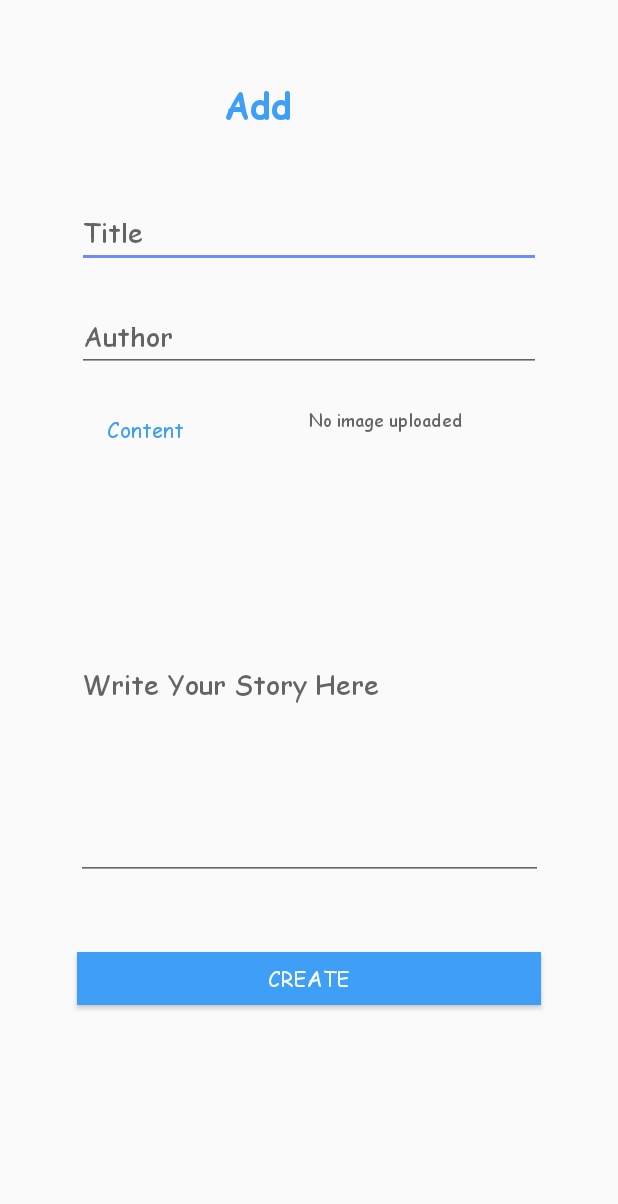
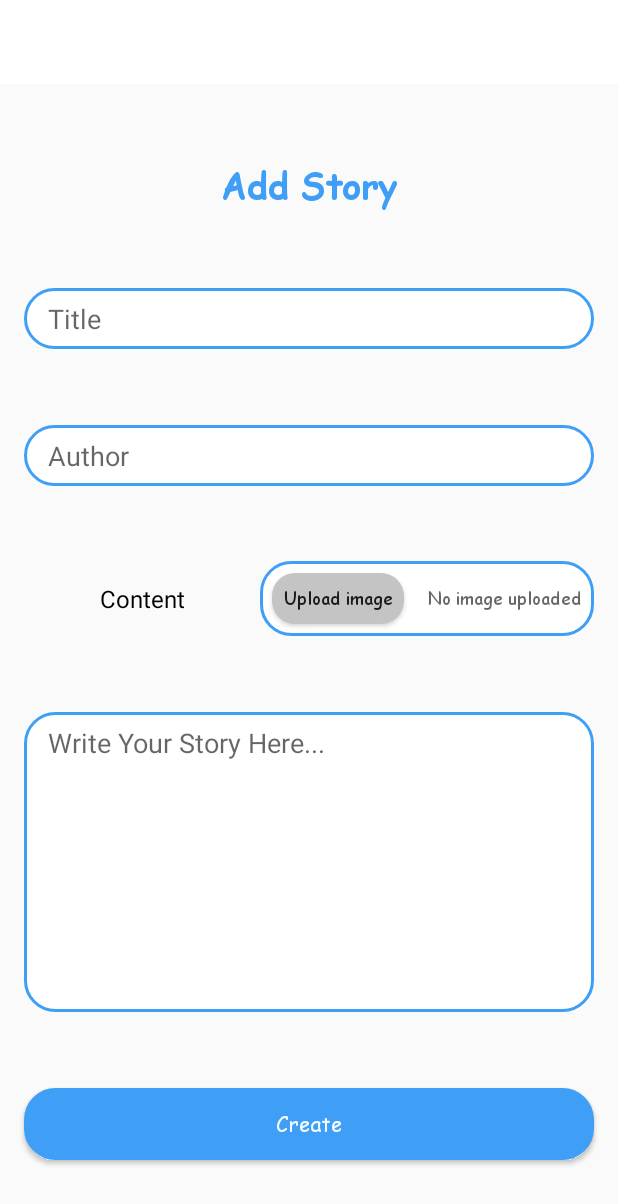
Before and after one commit to hngi/android-kidstories, an Android app: the layout activity_add_story.xml on its own in the app's theme, with its tools: preview values and no code run, on a phone screen of 412 x 824 dp. Shown: the top 1204 px of the screen. Run offline under Robolectric (Android 15) with nearby library versions, the phone set to English and light mode, and no system bars; Roboto replaces fonts that are not available here.

Commit message:
update AddStoryActivity layout

```diff
--- a/app/src/main/java/com/project/android_kidstories/AddStoryActivity.java
+++ b/app/src/main/java/com/project/android_kidstories/AddStoryActivity.java
@@ -1,6 +1,7 @@
 package com.project.android_kidstories;
 
 import androidx.appcompat.app.AppCompatActivity;
+import androidx.appcompat.widget.Toolbar;
 
 import android.os.Bundle;
 
@@ -10,5 +11,8 @@ public class AddStoryActivity extends AppCompatActivity {
     protected void onCreate(Bundle savedInstanceState) {
         super.onCreate(savedInstanceState);
         setContentView(R.layout.activity_add_story);
+
+        Toolbar toolbar = findViewById(R.id.toolbar);
+        setSupportActionBar(toolbar);
     }
 }
--- a/app/src/main/res/layout/activity_add_story.xml
+++ b/app/src/main/res/layout/activity_add_story.xml
@@ -6,96 +6,154 @@
     android:layout_height="match_parent"
     tools:context=".AddStoryActivity">
 
+    <androidx.appcompat.widget.Toolbar
+        android:id="@+id/toolbar"
+        android:layout_width="0dp"
+        android:layout_height="?android:attr/actionBarSize"
+        android:background="@color/colorWhite"
+        app:layout_constraintEnd_toEndOf="parent"
+        app:layout_constraintStart_toStartOf="parent"
+        app:layout_constraintTop_toTopOf="parent" />
+
+
     <TextView
         android:id="@+id/add_story_label"
-        android:layout_width="113dp"
-        android:layout_height="33dp"
+        android:layout_width="wrap_content"
+        android:layout_height="wrap_content"
         android:text="Add Story"
-        android:textColor="#3F9FF7"
-        android:textColorHint="#3F9FF7"
-        android:textSize="24dp"
+        android:textColor="@color/colorPrimary"
+        android:textSize="24sp"
         android:textStyle="bold"
-        app:layout_constraintBottom_toBottomOf="parent"
+        android:fontFamily="@font/comicsans_regular"
+        app:layout_constraintBottom_toTopOf="@+id/title_edt"
         app:layout_constraintEnd_toEndOf="parent"
+        app:layout_constraintHorizontal_bias="0.5"
         app:layout_constraintStart_toStartOf="parent"
-        app:layout_constraintTop_toTopOf="parent"
-        app:layout_constraintVertical_bias="0.067" />
+        app:layout_constraintTop_toBottomOf="@+id/toolbar"
+        app:layout_constraintVertical_chainStyle="spread" />
 
     <EditText
         android:id="@+id/title_edt"
-        android:layout_width="309dp"
-        android:layout_height="40dp"
+        android:layout_width="0dp"
+        android:layout_height="wrap_content"
+        android:layout_marginStart="16dp"
+        android:layout_marginEnd="16dp"
+        android:background="@drawable/rounded_triangle"
         android:ems="10"
         android:hint="Title"
-        android:inputType="textPersonName"
+        android:fontFamily="@font/roboto_regular"
+        android:inputType="textCapWords"
+        android:paddingStart="16dp"
+        android:paddingTop="8dp"
+        android:paddingEnd="8dp"
+        android:paddingBottom="8dp"
         android:radius="20dp"
-        app:layout_constraintBottom_toBottomOf="parent"
+        app:layout_constraintBottom_toTopOf="@+id/author_edt"
         app:layout_constraintEnd_toEndOf="parent"
+        app:layout_constraintHorizontal_bias="0.5"
         app:layout_constraintStart_toStartOf="parent"
-        app:layout_constraintTop_toBottomOf="@+id/add_story_label"
-        app:layout_constraintVertical_bias="0.075" />
+        app:layout_constraintTop_toBottomOf="@+id/add_story_label" />
 
     <EditText
         android:id="@+id/author_edt"
-        android:layout_width="309dp"
-        android:layout_height="40dp"
+        android:layout_width="0dp"
+        android:layout_height="wrap_content"
+        android:background="@drawable/rounded_triangle"
         android:ems="10"
         android:hint="Author"
-        android:inputType="textPersonName"
-        app:layout_constraintBottom_toBottomOf="parent"
+        android:fontFamily="@font/roboto_regular"
+        android:inputType="textPersonName|textCapWords"
+        android:paddingStart="16dp"
+        android:paddingTop="8dp"
+        android:paddingEnd="8dp"
+        android:paddingBottom="8dp"
+        app:layout_constraintBottom_toTopOf="@+id/linearLayout"
         app:layout_constraintEnd_toEndOf="@+id/title_edt"
+        app:layout_constraintHorizontal_bias="0.5"
         app:layout_constraintStart_toStartOf="@+id/title_edt"
-        app:layout_constraintTop_toBottomOf="@+id/title_edt"
-        app:layout_constraintVertical_bias="0.049" />
+        app:layout_constraintTop_toBottomOf="@+id/title_edt" />
 
     <TextView
         android:id="@+id/textView2"
-        android:layout_width="81dp"
-        android:layout_height="21dp"
-        android:text="     Content"
-        android:textColor="#3F9FF7"
-        app:layout_constraintBottom_toBottomOf="parent"
+        android:layout_width="wrap_content"
+        android:layout_height="wrap_content"
+        android:layout_marginStart="8dp"
+        android:layout_marginEnd="8dp"
+        android:fontFamily="@font/roboto_regular"
+        android:text="Content"
+        android:textColor="#000000"
+        android:textSize="16sp"
+        app:layout_constraintBottom_toBottomOf="@+id/linearLayout"
+        app:layout_constraintEnd_toStartOf="@+id/linearLayout"
         app:layout_constraintStart_toStartOf="@+id/author_edt"
-        app:layout_constraintTop_toBottomOf="@+id/author_edt"
-        app:layout_constraintVertical_bias="0.05" />
+        app:layout_constraintTop_toTopOf="@+id/linearLayout" />
 
     <EditText
         android:id="@+id/story_edt"
-        android:layout_width="311dp"
-        android:layout_height="259dp"
+        android:layout_width="0dp"
+        android:layout_height="200dp"
+        android:layout_marginStart="16dp"
+        android:layout_marginEnd="16dp"
+        android:background="@drawable/rounded_triangle"
         android:ems="10"
-        android:hint="Write Your Story Here"
-        android:inputType="textPersonName"
-        app:layout_constraintBottom_toBottomOf="parent"
-        app:layout_constraintEnd_toEndOf="@+id/textView3"
-        app:layout_constraintStart_toStartOf="@+id/textView2"
-        app:layout_constraintTop_toBottomOf="@+id/textView2"
-        app:layout_constraintVertical_bias="0.112" />
+        android:gravity="top"
+        android:hint="Write Your Story Here..."
+        android:fontFamily="@font/roboto_regular"
+        android:inputType="textCapSentences"
+        android:paddingStart="16dp"
+        android:paddingTop="8dp"
+        android:paddingEnd="8dp"
+        android:paddingBottom="8dp"
+        app:layout_constraintBottom_toTopOf="@+id/button_donate"
+        app:layout_constraintEnd_toEndOf="parent"
+        app:layout_constraintHorizontal_bias="0.5"
+        app:layout_constraintStart_toStartOf="parent"
+        app:layout_constraintTop_toBottomOf="@+id/linearLayout" />
 
     <Button
         android:id="@+id/button_donate"
-        android:layout_width="309dp"
-        android:layout_height="35dp"
-        android:background="#3F9FF7"
+        android:layout_width="0dp"
+        android:layout_height="wrap_content"
+        android:layout_marginStart="16dp"
+        android:layout_marginEnd="16dp"
+        android:background="@drawable/rounded_triangle_blue"
         android:text="Create"
+        android:textAllCaps="false"
         android:textColor="#F2FFFFFF"
         app:layout_constraintBottom_toBottomOf="parent"
         app:layout_constraintEnd_toEndOf="parent"
+        app:layout_constraintHorizontal_bias="0.5"
         app:layout_constraintStart_toStartOf="parent"
-        app:layout_constraintTop_toBottomOf="@+id/story_edt"
-        app:layout_constraintVertical_bias="0.238" />
+        app:layout_constraintTop_toBottomOf="@+id/story_edt" />
 
-    <TextView
-        android:id="@+id/textView3"
-        android:layout_width="0dp"
-        android:layout_height="28dp"
-        android:hint="                      No image uploaded"
-        android:textSize="12sp"
+    <LinearLayout
+        android:id="@+id/linearLayout"
+        android:layout_width="wrap_content"
+        android:layout_height="wrap_content"
+        android:background="@drawable/rounded_triangle"
+        android:orientation="horizontal"
         app:layout_constraintBottom_toTopOf="@+id/story_edt"
         app:layout_constraintEnd_toEndOf="@+id/author_edt"
-        app:layout_constraintStart_toEndOf="@+id/textView2"
-        app:layout_constraintTop_toBottomOf="@+id/author_edt"
-        app:layout_constraintVertical_bias="0.45999998" />
+        app:layout_constraintTop_toBottomOf="@+id/author_edt">
+
+        <Button
+            android:layout_width="wrap_content"
+            android:layout_height="34dp"
+            android:layout_margin="8dp"
+            android:background="@drawable/upload_image_button"
+            android:text="Upload image"
+            android:textAllCaps="false"
+            android:textSize="12sp" />
+
+        <TextView
+            android:id="@+id/textView3"
+            android:layout_width="wrap_content"
+            android:layout_height="wrap_content"
+            android:layout_gravity="center"
+            android:layout_margin="8dp"
+            android:hint="No image uploaded"
+            android:textSize="12sp" />
+    </LinearLayout>
 
 
 </androidx.constraintlayout.widget.ConstraintLayout>
```
